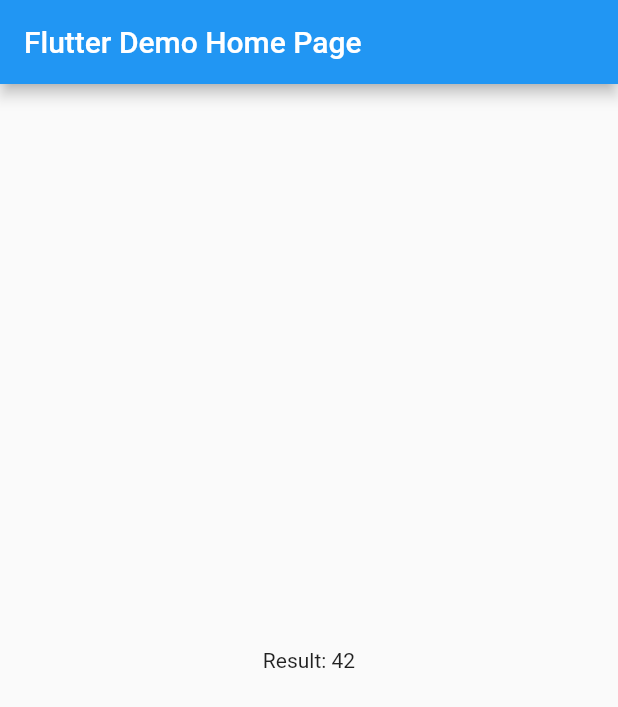
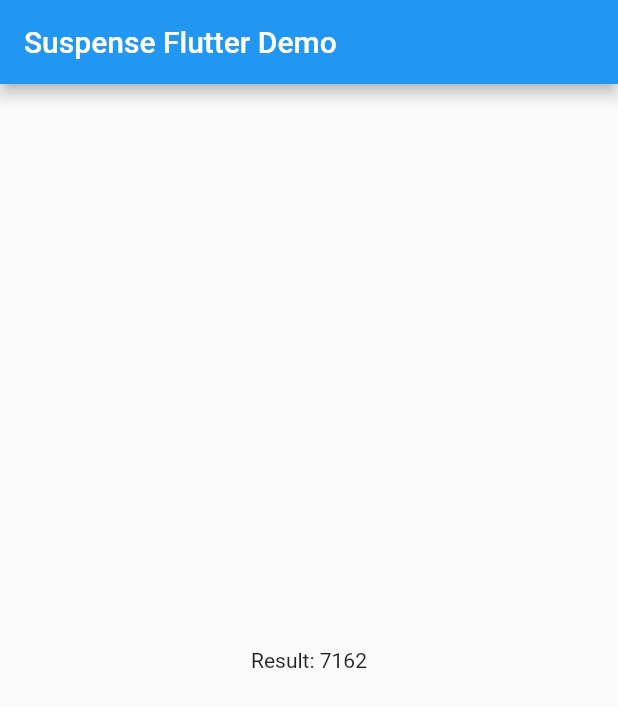
Before and after one commit to tusharsadhwani/suspense, a Flutter app: the screen it shows after launch, on a phone screen of 412 x 824 dp. Shown: the top 707 px of the screen. Run offline on Flutter 3.47's test engine with Material 2 defaults, Android fonts, the phone set to English and light mode, and no system bars.

Commit message:
Add stream support

```diff
--- a/example/lib/main.dart
+++ b/example/lib/main.dart
@@ -11,12 +11,12 @@ class MyApp extends StatelessWidget {
   @override
   Widget build(BuildContext context) {
     return MaterialApp(
-      title: 'Flutter Demo',
+      title: 'Suspense Flutter Demo',
       theme: ThemeData(
         primarySwatch: Colors.blue,
         visualDensity: VisualDensity.adaptivePlatformDensity,
       ),
-      home: MyHomePage(title: 'Flutter Demo Home Page'),
+      home: MyHomePage(title: 'Suspense Flutter Demo'),
     );
   }
 }
@@ -31,10 +31,18 @@ class MyHomePage extends StatefulWidget {
 }
 
 class _MyHomePageState extends State<MyHomePage> {
-  final _calculation = Future.delayed(
-    Duration(seconds: 2),
-    () => Random().nextBool() ? 42 : throw 'unknown error',
-  );
+  final rng = Random();
+  Stream<int> _stream;
+
+  @override
+  void initState() {
+    super.initState();
+
+    _stream = Stream<int>.periodic(
+      Duration(seconds: 1),
+      (_) => rng.nextInt(10000),
+    );
+  }
 
   @override
   Widget build(BuildContext context) {
@@ -43,8 +51,8 @@ class _MyHomePageState extends State<MyHomePage> {
         title: Text(widget.title),
       ),
       body: Center(
-        child: Suspense<int>(
-          future: _calculation,
+        child: Suspense<int>.stream(
+          stream: _stream,
           fallback: CircularProgressIndicator(),
           builder: (data) => Text('Result: $data'),
           errorBuilder: (error) => Text('Uh oh! it didn\'t work: $error'),
--- a/lib/suspense.dart
+++ b/lib/suspense.dart
@@ -3,10 +3,12 @@ library suspense;
 import 'package:flutter/material.dart';
 
 class Suspense<T> extends StatelessWidget {
-  final Future<T> future;
   final Widget fallback;
   final Widget Function(T data) builder;
   final Widget Function(Object error) errorBuilder;
+
+  final Future<T> future;
+  final Stream<T> stream;
 
   const Suspense({
     Key key,
@@ -14,10 +16,25 @@ class Suspense<T> extends StatelessWidget {
     @required this.fallback,
     @required this.builder,
     this.errorBuilder,
-  }) : super(key: key);
+  })  : stream = null,
+        super(key: key);
+
+  const Suspense.stream({
+    Key key,
+    @required this.stream,
+    @required this.fallback,
+    @required this.builder,
+    this.errorBuilder,
+  })  : future = null,
+        super(key: key);
 
   @override
   Widget build(BuildContext context) {
+    if (future != null) return buildFuture();
+    return buildStream();
+  }
+
+  Widget buildFuture() {
     return FutureBuilder<T>(
       future: future,
       builder: (BuildContext context, AsyncSnapshot<T> snapshot) {
@@ -33,4 +50,21 @@ class Suspense<T> extends StatelessWidget {
       },
     );
   }
+
+  Widget buildStream() {
+    return StreamBuilder<T>(
+      stream: stream,
+      builder: (BuildContext context, AsyncSnapshot<T> snapshot) {
+        if (snapshot.hasData) {
+          return builder(snapshot.data);
+        } else if (snapshot.hasError) {
+          return (errorBuilder != null)
+              ? errorBuilder(snapshot.error)
+              : Text('Error: ${snapshot.error}');
+        } else {
+          return fallback;
+        }
+      },
+    );
+  }
 }
```
